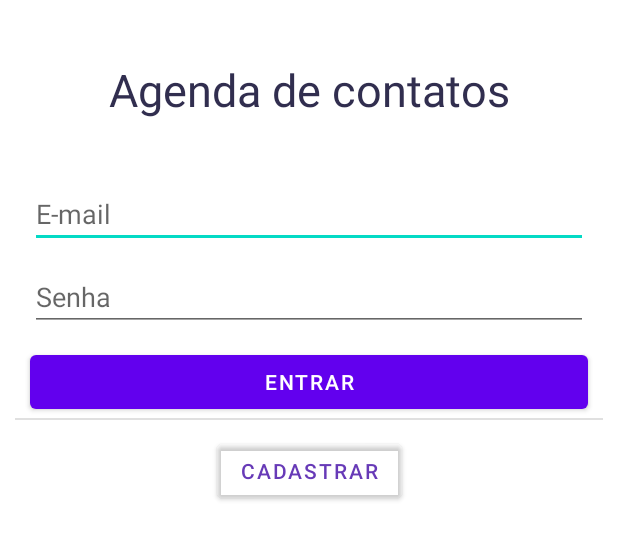
After one commit to guilhermesigoli/Agenda_Contatos_PDM_2020_S2, an Android app: the layout activity_login.xml on its own in the app's theme, with its tools: preview values and no code run, on a phone screen of 412 x 824 dp. The commit adds this screen. Shown: the top 540 px of the screen. Run offline under Robolectric (Android 15) with nearby library versions, the phone set to English and light mode, and no system bars.

Commit message:
add login and signUp

```diff
--- a/app/src/main/AndroidManifest.xml
+++ b/app/src/main/AndroidManifest.xml
@@ -9,7 +9,9 @@
         android:roundIcon="@mipmap/ic_launcher_round"
         android:supportsRtl="true"
         android:theme="@style/Theme.Agenda">
-        <activity android:name=".view.ContatoActivity"></activity>
+        <activity android:name=".view.CadastrarActivity"></activity>
+        <activity android:name=".view.LoginActivity" />
+        <activity android:name=".view.ContatoActivity" />
         <activity android:name=".view.MainActivity">
             <intent-filter>
                 <action android:name="android.intent.action.MAIN" />
--- a/app/src/main/java/br/edu/ifsp/scl/ads/s5/pdm/agenda/controller/ContatoController.kt
+++ b/app/src/main/java/br/edu/ifsp/scl/ads/s5/pdm/agenda/controller/ContatoController.kt
@@ -2,18 +2,17 @@ package br.edu.ifsp.scl.ads.s5.pdm.agenda.controller
 
 import br.edu.ifsp.scl.ads.s5.pdm.agenda.model.Contato
 import br.edu.ifsp.scl.ads.s5.pdm.agenda.model.ContatoDao
+import br.edu.ifsp.scl.ads.s5.pdm.agenda.model.ContatoFirebase
 import br.edu.ifsp.scl.ads.s5.pdm.agenda.model.ContatoSqlite
 import br.edu.ifsp.scl.ads.s5.pdm.agenda.view.MainActivity
 
 class ContatoController(mainActivity: MainActivity) {
     val contatoDao: ContatoDao
-
     init {
-        contatoDao = ContatoSqlite(mainActivity)
+        contatoDao = ContatoFirebase()
     }
 
     fun insereContato(contato: Contato) = contatoDao.createContato(contato)
-    fun buscaContato(nome: String) = contatoDao.readContato(nome)
     fun buscaContatos() = contatoDao.readContatos()
     fun atualizaContato(contato: Contato) = contatoDao.updateContato(contato)
     fun removeContato(nome: String) = contatoDao.deleteContato(nome)
--- a/app/src/main/java/br/edu/ifsp/scl/ads/s5/pdm/agenda/model/ContatoDao.kt
+++ b/app/src/main/java/br/edu/ifsp/scl/ads/s5/pdm/agenda/model/ContatoDao.kt
@@ -1,5 +1,4 @@
 package br.edu.ifsp.scl.ads.s5.pdm.agenda.model
-import br.edu.ifsp.scl.ads.s5.pdm.agenda.model.Contato
 
 // Podemos usar qualquer implementação de persistência mas esse é o comportamento esperado
 interface ContatoDao {
--- /dev/null
+++ b/app/src/main/res/layout/activity_login.xml
@@ -0,0 +1,92 @@
+<?xml version="1.0" encoding="utf-8"?>
+<androidx.constraintlayout.widget.ConstraintLayout xmlns:android="http://schemas.android.com/apk/res/android"
+    xmlns:app="http://schemas.android.com/apk/res-auto"
+    xmlns:tools="http://schemas.android.com/tools"
+    android:layout_width="match_parent"
+    android:layout_height="match_parent"
+    android:layout_margin="10dp"
+    tools:context=".view.LoginActivity">
+
+    <TextView
+        android:id="@+id/appName"
+        android:layout_width="match_parent"
+        android:layout_height="100dp"
+        android:layout_margin="10dp"
+        android:layout_marginEnd="10dp"
+        android:text="Agenda de contatos"
+        android:textColor="#312E4F"
+        android:textSize="30dp"
+        android:gravity="center"
+        app:layout_constraintEnd_toEndOf="parent"
+        app:layout_constraintStart_toStartOf="parent"
+        app:layout_constraintTop_toBottomOf="@+id/divider"
+        ></TextView>
+
+    <EditText
+        android:id="@+id/emailEt"
+        android:layout_width="match_parent"
+        android:layout_height="wrap_content"
+        android:layout_margin="10dp"
+        android:ems="10"
+        android:hint="E-mail"
+        android:inputType="textEmailAddress"
+        app:layout_constraintEnd_toEndOf="parent"
+        app:layout_constraintStart_toStartOf="parent"
+        app:layout_constraintTop_toBottomOf="@+id/appName" />
+
+    <EditText
+        android:id="@+id/senhaEt"
+        android:layout_width="match_parent"
+        android:layout_height="wrap_content"
+        android:ems="10"
+        android:inputType="textPassword"
+        android:layout_margin="10dp"
+        android:hint="Senha"
+        app:layout_constraintEnd_toEndOf="parent"
+        app:layout_constraintStart_toStartOf="parent"
+        app:layout_constraintTop_toBottomOf="@+id/emailEt" />
+
+    <Button
+        android:id="@+id/entrarBt"
+        android:layout_width="match_parent"
+        android:layout_height="wrap_content"
+        android:layout_margin="10dp"
+        android:onClick="onClick"
+        android:text="Entrar"
+        app:layout_constraintEnd_toEndOf="parent"
+        app:layout_constraintStart_toStartOf="parent"
+        app:layout_constraintTop_toBottomOf="@+id/senhaEt" />
+
+    <Button
+        android:id="@+id/cadastrarBt"
+        android:layout_width="wrap_content"
+        android:layout_height="wrap_content"
+        android:layout_margin="10dp"
+        android:onClick="onClick"
+        android:text="Cadastrar"
+        android:textColor="#673AB7"
+        app:backgroundTint="#00FFFFFF"
+        app:iconTint="#FFFFFF"
+        app:layout_constraintEnd_toEndOf="parent"
+        app:layout_constraintStart_toStartOf="parent"
+        app:layout_constraintTop_toBottomOf="@+id/divider2" />
+
+    <View
+        android:id="@+id/divider"
+        android:layout_width="match_parent"
+        android:layout_height="1dp"
+        android:background="?android:attr/listDivider"
+        app:layout_constraintEnd_toEndOf="parent"
+        app:layout_constraintStart_toStartOf="parent"
+        app:layout_constraintTop_toBottomOf="@+id/appName" />
+
+    <View
+        android:id="@+id/divider2"
+        android:layout_width="match_parent"
+        android:layout_height="1dp"
+        android:background="?android:attr/listDivider"
+        app:layout_constraintEnd_toEndOf="parent"
+        app:layout_constraintStart_toStartOf="parent"
+        app:layout_constraintTop_toBottomOf="@+id/entrarBt" />
+
+</androidx.constraintlayout.widget.ConstraintLayout>
```
Also changed, not shown: app/build.gradle (+8 -1 lines), app/src/main/java/br/edu/ifsp/scl/ads/s5/pdm/agenda/adapter/AutenticadorFirebase.kt (added, +8 -0 lines), app/src/main/java/br/edu/ifsp/scl/ads/s5/pdm/agenda/view/CadastrarActivity.kt (added, +56 -0 lines), app/src/main/java/br/edu/ifsp/scl/ads/s5/pdm/agenda/view/LoginActivity.kt (added, +42 -0 lines), app/src/main/java/br/edu/ifsp/scl/ads/s5/pdm/agenda/view/MainActivity.kt (+10 -0 lines), app/src/main/res/layout/activity_cadastrar.xml (added, +57 -0 lines).
